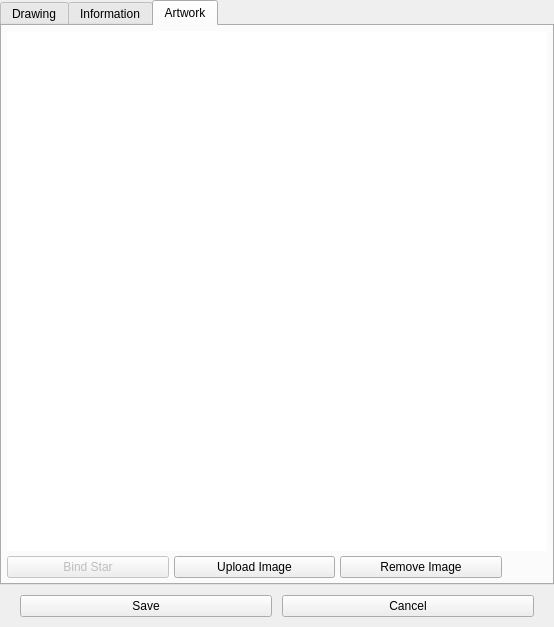
Qt form plugins/SkyCultureMaker/src/gui/scmConstellationDialog.ui (Stellarium/stellarium) before a commit.
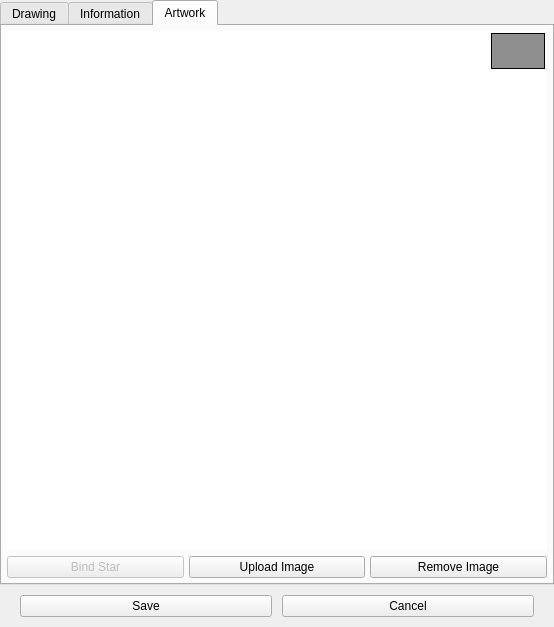
The same form after that commit. The open tabs and pages were chosen to show the change. Icons and pictures are not drawn. Custom widgets are drawn as their Qt base class.

Commit message:
revised tooltip in SCMaker artwork dialog
The button was invisible and the text was displayed as a tooltip.

- moved the button to the top right corner of the artwork editior
- changed the icon (now visible)
- replaced the tooltip approach with a label (actually a QPushButton) that will be shown when the button is clicked

Diff of the .ui file:
```diff
--- a/plugins/SkyCultureMaker/src/gui/scmConstellationDialog.ui
+++ b/plugins/SkyCultureMaker/src/gui/scmConstellationDialog.ui
@@ -200,7 +200,7 @@
       <attribute name="title">
        <string>Artwork</string>
       </attribute>
-      <layout class="QVBoxLayout" name="verticalLayout_4">
+      <layout class="QGridLayout" name="artwortGridLayout">
        <property name="spacing">
         <number>5</number>
        </property>
@@ -216,7 +216,7 @@
        <property name="bottomMargin">
         <number>5</number>
        </property>
-       <item>
+       <item row="0" column="0" rowspan="3" colspan="3">
         <widget class="QGraphicsView" name="artwork_image">
          <property name="cursor" stdset="0">
           <cursorShape>CrossCursor</cursorShape>
@@ -238,7 +238,50 @@
          </property>
         </widget>
        </item>
-       <item>
+       <item row="0" column="2" alignment="Qt::AlignRight|Qt::AlignTop">
+        <widget class="QToolButton" name="tooltipBtn">
+         <property name="sizePolicy">
+          <sizepolicy hsizetype="Fixed" vsizetype="Fixed">
+           <horstretch>0</horstretch>
+           <verstretch>0</verstretch>
+          </sizepolicy>
+         </property>
+         <property name="cursor">
+          <cursorShape>WhatsThisCursor</cursorShape>
+         </property>
+         <property name="contextMenuPolicy">
+          <enum>Qt::NoContextMenu</enum>
+         </property>
+         <property name="focusPolicy">
+          <enum>Qt::NoFocus</enum>
+         </property>
+         <property name="icon">
+          <iconset resource="../../data/gui/guiRes.qrc">
+           <normaloff>:/graphicGui/tabHelp-selected.png</normaloff>
+           <disabledoff>:/graphicGui/tabHelp-selected.png</disabledoff>:/graphicGui/tabHelp-selected.png</iconset>
+         </property>
+         <property name="styleSheet">
+          <string notr="true">
+            background-color: qlineargradient(x1: 0, y1: 0, x2: 0, y2: 1, stop: 0 rgb(113, 114, 115), stop: 1 rgb(71, 73, 74));
+            margin: 5px;
+          </string>
+         </property>
+        </widget>
+       </item>
+       <item row="0" column="2" alignment="Qt::AlignRight|Qt::AlignTop">
+        <widget class="QPushButton" name="tooltipLabel">
+         <property name="styleSheet">
+          <string notr="true">
+            border: 1px solid black;
+            margin: 2px;
+            padding: 10px;
+            background-color: rgb(143, 143, 143);
+            text-align: left;
+          </string>
+         </property>
+        </widget>
+       </item>
+       <item row="3" column="0" colspan="3">
         <layout class="QHBoxLayout" name="horizontalLayout" stretch="0,0,0,0">
          <property name="sizeConstraint">
           <enum>QLayout::SetDefaultConstraint</enum>
@@ -294,41 +337,6 @@
            </property>
           </widget>
          </item>
-         <item>
-          <widget class="QPushButton" name="tooltipBtn">
-           <property name="enabled">
-            <bool>false</bool>
-           </property>
-           <property name="sizePolicy">
-            <sizepolicy hsizetype="Fixed" vsizetype="Fixed">
-             <horstretch>0</horstretch>
-             <verstretch>0</verstretch>
-            </sizepolicy>
-           </property>
-           <property name="cursor">
-            <cursorShape>WhatsThisCursor</cursorShape>
-           </property>
-           <property name="contextMenuPolicy">
-            <enum>Qt::NoContextMenu</enum>
-           </property>
-           <property name="autoFillBackground">
-            <bool>false</bool>
-           </property>
-           <property name="icon">
-            <iconset theme="QIcon::ThemeIcon::HelpAbout">
-             <normaloff>.</normaloff>.</iconset>
-           </property>
-           <property name="autoDefault">
-            <bool>false</bool>
-           </property>
-           <property name="default">
-            <bool>false</bool>
-           </property>
-           <property name="flat">
-            <bool>true</bool>
-           </property>
-          </widget>
-         </item>
         </layout>
        </item>
       </layout>
```
The commit also changes 2 other files.
